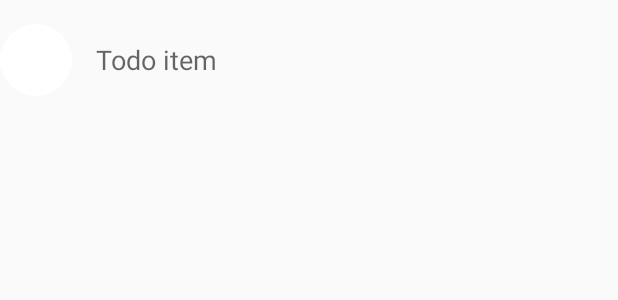
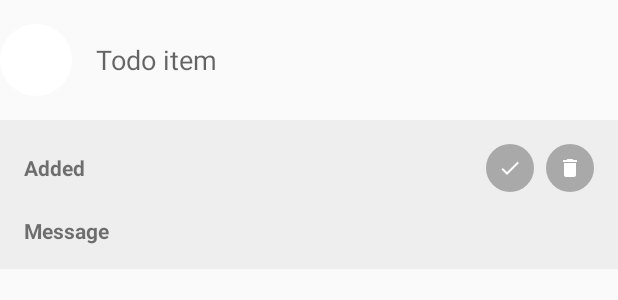
Before and after one commit to androidfanatic/K-Todo, an Android app: the layout todo_item.xml on its own in the app's theme, with its tools: preview values and no code run, on a phone screen of 412 x 824 dp. Shown: the top 300 px of the screen. Run offline under Robolectric (Android 15) with nearby library versions, the phone set to English and light mode, and no system bars.

Commit message:
lots of fixes

```diff
--- a/app/src/main/AndroidManifest.xml
+++ b/app/src/main/AndroidManifest.xml
@@ -17,7 +17,9 @@
         <meta-data android:name="QUERY_LOG" android:value="true" />
         <meta-data android:name="DOMAIN_PACKAGE_NAME" android:value="androidfanatic.ktodo" />
 
-        <activity android:name=".main.MainActivity" android:label="@string/app_name">
+        <activity
+            android:name=".main.MainActivity"
+            android:label="@string/app_name">
             <intent-filter>
                 <action android:name="android.intent.action.MAIN"/>
 
--- a/app/src/main/java/androidfanatic/ktodo/main/MainView.kt
+++ b/app/src/main/java/androidfanatic/ktodo/main/MainView.kt
@@ -7,4 +7,6 @@ interface MainView: MVPView {
     fun showEmptyListLayout()
     fun hideEmptyListLayout()
     fun updateItems(items: MutableList<Todo>)
+    fun setTodoDone(adapterPosition: Int, done: Boolean)
+    fun deleteTodo(adapterPosition: Int)
 }
--- /dev/null
+++ b/app/src/main/res/drawable/ic_cross_white_48dp.xml
@@ -0,0 +1,4 @@
+<?xml version="1.0" encoding="UTF-8" standalone="no"?>
+<vector xmlns:android="http://schemas.android.com/apk/res/android" android:height="48dp" android:viewportHeight="24.0" android:viewportWidth="24.0" android:width="48dp">
+    <path android:fillColor="#FFFFFF" android:pathData="M19,6.41L17.59,5 12,10.59 6.41,5 5,6.41 10.59,12 5,17.59 6.41,19 12,13.41 17.59,19 19,17.59 13.41,12z"/>
+</vector>
--- /dev/null
+++ b/app/src/main/res/drawable/ic_delete_white_48dp.xml
@@ -0,0 +1,4 @@
+<?xml version="1.0" encoding="UTF-8" standalone="no"?>
+<vector xmlns:android="http://schemas.android.com/apk/res/android" android:height="48dp" android:viewportHeight="24.0" android:viewportWidth="24.0" android:width="48dp">
+    <path android:fillColor="#FFFFFF" android:pathData="M6,19c0,1.1 0.9,2 2,2h8c1.1,0 2,-0.9 2,-2V7H6v12zM19,4h-3.5l-1,-1h-5l-1,1H5v2h14V4z"/>
+</vector>
--- /dev/null
+++ b/app/src/main/res/drawable/rounded_image_button.xml
@@ -0,0 +1,9 @@
+<?xml version="1.0" encoding="utf-8"?>
+<selector xmlns:android="http://schemas.android.com/apk/res/android">
+    <item>
+        <shape android:shape="oval">
+            <corners android:radius="50dp"></corners>
+            <solid android:color="#80666666"></solid>
+        </shape>
+    </item>
+</selector>
--- a/app/src/main/res/layout/activity_add.xml
+++ b/app/src/main/res/layout/activity_add.xml
@@ -57,9 +57,7 @@
         android:id="@+id/addOkBtn"
         android:layout_width="wrap_content"
         android:layout_height="wrap_content"
-        android:layout_marginBottom="@dimen/fab_layout_margin"
-        android:layout_marginEnd="@dimen/fab_layout_margin"
-        android:layout_marginRight="@dimen/fab_layout_margin"
+        android:layout_margin="@dimen/fab_layout_margin"
         android:src="@drawable/ic_check_white_48dp"
         app:elevation="@dimen/fab_elevation"
         app:layout_constraintBottom_toBottomOf="parent"
--- a/app/src/main/res/layout/todo_item.xml
+++ b/app/src/main/res/layout/todo_item.xml
@@ -1,18 +1,18 @@
 <?xml version="1.0" encoding="utf-8"?>
 <LinearLayout
     xmlns:android="http://schemas.android.com/apk/res/android"
+    xmlns:app="http://schemas.android.com/apk/res-auto"
     xmlns:tools="http://schemas.android.com/tools"
     android:layout_width="match_parent"
     android:layout_height="wrap_content"
-    xmlns:app="http://schemas.android.com/apk/res-auto"
     android:orientation="vertical"
     android:paddingBottom="@dimen/todo_item_bottom_padding"
     android:paddingTop="@dimen/todo_item_top_padding">
 
     <LinearLayout
+        android:id="@+id/itemTodoRow"
         android:layout_width="match_parent"
         android:layout_height="wrap_content"
-        android:id="@+id/itemTodoRow"
         android:orientation="horizontal">
 
         <TextView
@@ -41,88 +41,99 @@
     </LinearLayout>
 
     <LinearLayout
-        app:elevation="4dp"
-        android:background="#eee"
-        android:visibility="gone"
+        android:layout_marginTop="16dp"
         android:id="@+id/itemMetaRow"
-        android:layout_marginTop="16dp"
-        android:padding="@dimen/todo_meta_padding"
         android:layout_width="match_parent"
         android:layout_height="wrap_content"
-        android:orientation="vertical">
+        android:background="#eee"
+        android:orientation="vertical"
+        android:padding="@dimen/todo_meta_padding"
+        android:visibility="visible">
 
         <LinearLayout
-            android:weightSum="1"
+            android:id="@+id/addedRow"
             android:layout_width="match_parent"
             android:layout_height="wrap_content"
-            android:orientation="horizontal">
+            android:orientation="horizontal"
+            android:weightSum="10">
 
             <TextView
-                android:layout_weight=".2"
                 android:layout_width="1dp"
                 android:layout_height="wrap_content"
+                android:layout_weight="2"
                 android:text="@string/added"
+                android:layout_gravity="center_vertical"
                 android:textAppearance="@style/TextAppearance.AppCompat.Small"
                 android:textStyle="bold"/>
 
             <TextView
                 android:id="@+id/itemTodoTimeAdded"
-                android:layout_weight=".8"
+                android:layout_width="1dp"
+                android:layout_gravity="center_vertical"
+                android:layout_height="wrap_content"
+                android:layout_weight="4"
+                android:textAppearance="@style/TextAppearance.AppCompat.Small"/>
+
+
+            <LinearLayout
+                android:layout_weight="4"
+                android:id="@+id/itemTodoActionRow"
                 android:layout_width="1dp"
                 android:layout_height="wrap_content"
-                android:textAppearance="@style/TextAppearance.AppCompat.Small"/>
+                android:gravity="end">
+
+                <ImageButton
+                    android:contentDescription="@string/mark_task_as_done_or_undone"
+                    android:scaleType="centerInside"
+                    android:background="@drawable/rounded_image_button"
+                    android:id="@+id/itemTodoComplete"
+                    android:padding="8dp"
+                    android:layout_width="32dp"
+                    android:layout_height="32dp"
+                    android:src="@drawable/ic_check_white_48dp"
+                    android:text="Mark as done"/>
+
+                <android.support.v4.widget.Space
+                    android:layout_width="8dp"
+                    android:layout_height="match_parent"/>
+
+                <ImageButton
+                    android:contentDescription="@string/delete_task"
+                    android:scaleType="centerInside"
+                    android:layout_width="32dp"
+                    android:padding="8dp"
+                    android:layout_height="32dp"
+                    android:background="@drawable/rounded_image_button"
+                    android:id="@+id/itemTodoDelete"
+                    android:src="@drawable/ic_delete_white_48dp"
+                    />
+
+            </LinearLayout>
 
         </LinearLayout>
 
-        <android.support.v4.widget.Space
+        <LinearLayout
+            android:id="@+id/itemTodoMessageRow"
             android:layout_width="match_parent"
-            android:layout_height="@dimen/todo_item_vertical_space"/>
-
-        <LinearLayout
-            android:layout_width="match_parent"
-            android:weightSum="1"
             android:layout_height="wrap_content"
-            android:orientation="horizontal">
+            android:orientation="horizontal"
+            android:paddingTop="@dimen/todo_item_vertical_space"
+            android:weightSum="1">
 
             <TextView
-                android:layout_weight=".2"
                 android:layout_width="1dp"
                 android:layout_height="wrap_content"
+                android:layout_weight=".2"
                 android:text="@string/message"
                 android:textAppearance="@style/TextAppearance.AppCompat.Small"
                 android:textStyle="bold"/>
 
             <TextView
                 android:id="@+id/itemTodoMessage"
-                android:layout_weight=".8"
                 android:layout_width="1dp"
                 android:layout_height="wrap_content"
+                android:layout_weight=".8"
                 android:textAppearance="@style/TextAppearance.AppCompat.Small"/>
-
-        </LinearLayout>
-
-        <android.support.v4.widget.Space
-            android:layout_width="match_parent"
-            android:layout_height="@dimen/todo_item_vertical_space"/>
-
-        <LinearLayout
-            android:layout_width="match_parent"
-            android:weightSum="2"
-            android:layout_height="wrap_content">
-
-            <Button
-                android:id="@+id/itemTodoComplete"
-                android:layout_weight="1"
-                android:text="Mark as done"
-                android:layout_width="0dp"
-                android:layout_height="wrap_content"/>
-
-            <Button
-                android:id="@+id/itemTodoDelete"
-                android:layout_weight="1"
-                android:text="Delete task"
-                android:layout_width="0dp"
-                android:layout_height="wrap_content"/>
 
         </LinearLayout>
 
--- a/app/src/main/res/values/dimens.xml
+++ b/app/src/main/res/values/dimens.xml
@@ -13,8 +13,9 @@
     <dimen name="add_item_padding">16dp</dimen>
     <dimen name="add_item_vertical_space">16dp</dimen>
     <dimen name="fab_layout_margin">16dp</dimen>
-    <dimen name="todo_list_left_margin">16dp</dimen>
-    <dimen name="todo_list_right_margin">16dp</dimen>
+    <dimen name="todo_list_left_padding">16dp</dimen>
+    <dimen name="todo_list_right_padding">16dp</dimen>
     <dimen name="fab_elevation">4dp</dimen>
     <dimen name="todo_meta_padding">16dp</dimen>
+    <dimen name="todo_list_empty_space">16dp</dimen>
 </resources>
```
Also changed, not shown: app/src/main/java/androidfanatic/ktodo/main/MainActivity.kt (+34 -5 lines), app/src/main/java/androidfanatic/ktodo/main/TodoAdapter.kt (+15 -22 lines), app/src/main/java/androidfanatic/ktodo/widget/TaskWidgetProvider.kt (+8 -7 lines), app/src/main/res/layout/activity_main.xml (+14 -10 lines), app/src/main/res/values/strings.xml (+6 -3 lines).
